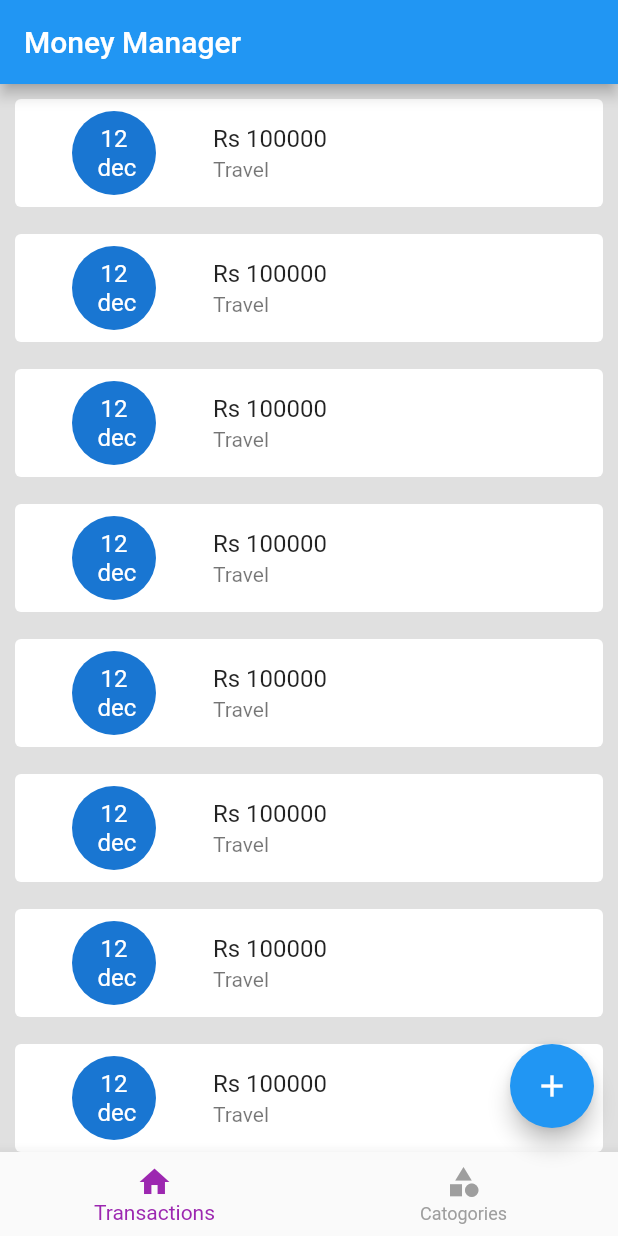
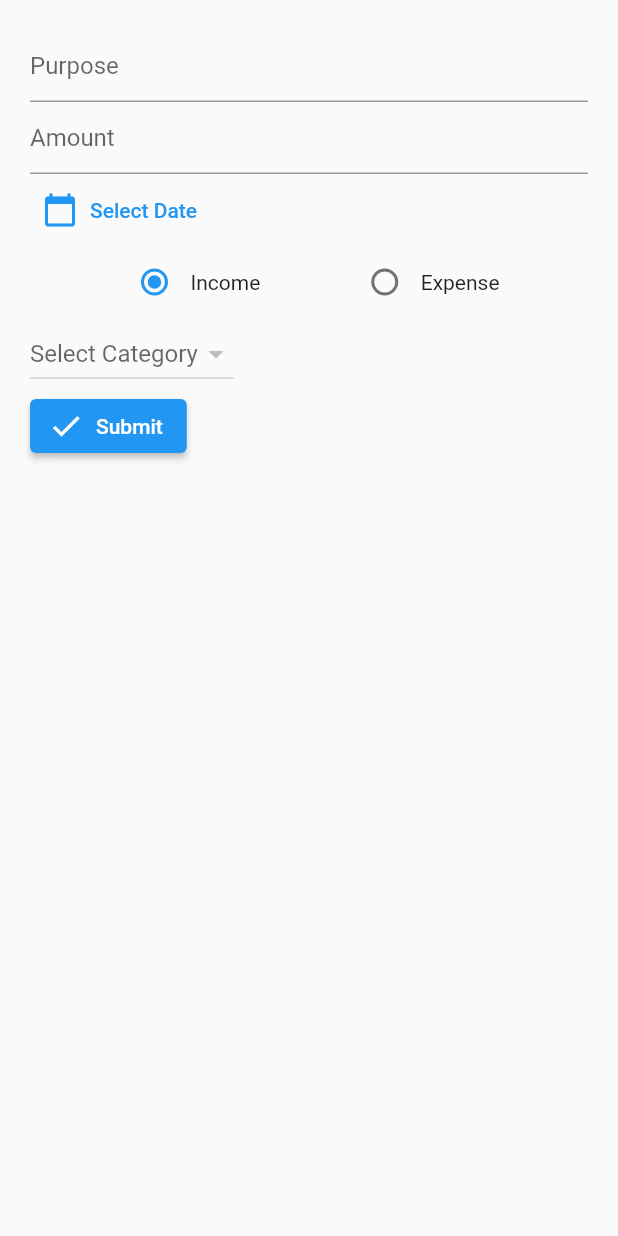
Before and after one commit to abhin2002/Personal_money_management_app, a Flutter app: the screen it shows after launch, after a tap on the "add" icon, on a phone screen of 412 x 824 dp. Run offline on Flutter 3.47's test engine with Material 2 defaults, Android fonts, the phone set to English and light mode, and no system bars; our stand-ins replace hive_flutter; accounts and stored records are empty.

```diff
--- /dev/null
+++ b/lib/db/transactions/transaction_db.dart
@@ -0,0 +1,42 @@
+import 'package:flutter/cupertino.dart';
+import 'package:hive_flutter/hive_flutter.dart';
+import 'package:personal_money_management_app/models/transaction/transaction_model.dart';
+
+const TRANSACTION_DB_NAME = 'transaction-db';
+
+abstract class TransactionDbFunctions{
+  Future<void> addTransaction(Transaction obj);
+  Future<List<Transaction>> getTransactions();
+}
+
+class TransactionDB implements TransactionDbFunctions{
+  TransactionDB._internal();
+
+  static TransactionDB instance = TransactionDB._internal();
+
+  factory TransactionDB(){
+    return instance;
+  }
+
+  ValueNotifier<List<Transaction>> transactionListNotifier =
+    ValueNotifier([]);
+
+  @override
+  Future<void> addTransaction(Transaction obj) async{
+    final _db = await Hive.openBox<Transaction>(TRANSACTION_DB_NAME);
+    await _db .put(obj.id, obj);
+  }
+
+  Future<void> refresh() async{
+    final _list = await getTransactions();
+    transactionListNotifier.value.clear();
+    transactionListNotifier.value.addAll(_list);
+  }
+
+  @override
+  Future<List<Transaction>> getTransactions() async {
+    final _db = await Hive.openBox<Transaction>(TRANSACTION_DB_NAME);
+    return _db.values.toList();
+  }
+
+}
--- a/lib/main.dart
+++ b/lib/main.dart
@@ -1,6 +1,8 @@
 import 'package:flutter/material.dart';
 import 'package:hive_flutter/hive_flutter.dart';
 import 'package:personal_money_management_app/models/category/category_model.dart';
+import 'package:personal_money_management_app/models/transaction/transaction_model.dart';
+import 'package:personal_money_management_app/screens/add_transaction/screen_add_transaction.dart';
 import 'package:personal_money_management_app/screens/home/screen_home.dart';
 
 Future<void> main() async{
@@ -14,6 +16,11 @@ Future<void> main() async{
   if(!Hive.isAdapterRegistered(CategoryModelAdapter().typeId)){
     Hive.registerAdapter(CategoryModelAdapter());
   }
+
+  if(!Hive.isAdapterRegistered(TransactionAdapter().typeId)){
+    Hive.registerAdapter(TransactionAdapter());
+  }
+
   runApp(const MyApp());
 }
 
@@ -38,6 +45,10 @@ class MyApp extends StatelessWidget {
         primarySwatch: Colors.blue,
       ),
       home: const ScreenHome(),
+      routes: {
+        ScreenaddTransaction.routeName:(context)=> const ScreenaddTransaction(),
+
+      },
     );
   }
 }
--- /dev/null
+++ b/lib/models/transaction/transaction_model.dart
@@ -0,0 +1,42 @@
+
+
+
+import 'package:hive_flutter/hive_flutter.dart';
+
+import '../category/category_model.dart';
+part 'transaction_model.g.dart';
+
+@HiveType(typeId: 3)
+class Transaction{
+
+  @HiveField(0)
+  final String purpose;
+
+  @HiveField(1)
+  final double amount;
+
+  @HiveField(2)
+  final DateTime date;
+
+  @HiveField(3)
+  final CategoryType type;
+
+  @HiveField(4)
+  final CategoryModel category;
+
+  @HiveField(5)
+   String? id;
+
+  Transaction({
+    required this.purpose,
+    required this.amount,
+    required this.date,
+    required this.type,
+    required this.category
+  }) {
+    id = DateTime.now().millisecondsSinceEpoch.toString();
+
+  }
+
+
+}
--- /dev/null
+++ b/lib/screens/add_transaction/screen_add_transaction.dart
@@ -0,0 +1,202 @@
+
+import 'package:flutter/material.dart';
+import 'package:flutter/src/widgets/container.dart';
+import 'package:flutter/src/widgets/framework.dart';
+import 'package:personal_money_management_app/db/category/category_db.dart';
+import 'package:personal_money_management_app/db/transactions/transaction_db.dart';
+import 'package:personal_money_management_app/models/category/category_model.dart';
+import 'package:personal_money_management_app/models/transaction/transaction_model.dart';
+
+class ScreenaddTransaction extends StatefulWidget {
+  static const routeName = 'add-transaction';
+  const ScreenaddTransaction({super.key});
+
+  @override
+  State<ScreenaddTransaction> createState() => _ScreenaddTransactionState();
+}
+
+class _ScreenaddTransactionState extends State<ScreenaddTransaction> {
+DateTime? _selectedDate;
+CategoryType? _selectedcetegorytype;
+CategoryModel? _selectedcategoryModel;
+
+String? _categoryID;
+
+final _purposeTextEditingController = TextEditingController();
+final _amountTextEditingController = TextEditingController();
+
+  @override
+  void initState(){
+    _selectedcetegorytype = CategoryType.income;
+    super.initState();
+  }
+
+  //for input dont use list view
+  @override
+  Widget build(BuildContext context) {
+    return Scaffold(
+        body: SafeArea(
+          child: Padding(
+            padding: const EdgeInsets.all(20.0),
+            child: Column(
+              crossAxisAlignment: CrossAxisAlignment.start,
+              children: [
+                //purpose
+                TextFormField(
+                  controller: _purposeTextEditingController,
+                  keyboardType: TextInputType.text,
+                  decoration: const InputDecoration(
+                    hintText: 'Purpose',
+                  ),
+                ),
+                //amount
+                TextFormField(
+                  controller: _amountTextEditingController,
+                  keyboardType: TextInputType.number,
+                  decoration: const InputDecoration(
+                    hintText: 'Amount',
+                  )
+                ),
+
+                //calender
+
+                TextButton.icon(onPressed: () async {
+
+                  final _selectedDateTemp  = await showDatePicker(
+                    context: context,
+                    initialDate: DateTime.now(),
+                    firstDate: DateTime.now().subtract(const Duration(days: 30)),
+                    lastDate: DateTime.now(),
+                  );
+
+                  if(_selectedDateTemp == null){
+                    return;
+                  }else{
+                    print(_selectedDateTemp.toString());
+                    setState(() {
+                      _selectedDate = _selectedDateTemp;
+                    });
+
+                  }
+                },
+                icon: const Icon(Icons.calendar_today),
+                label:  Text(_selectedDate == null ?'Select Date' : _selectedDate!.toString()),
+                ),
+
+                //input or expense
+                  Row(
+                    mainAxisAlignment: MainAxisAlignment.spaceEvenly,
+                    children: [
+                      Row(
+                        children: [
+                          Radio(
+                            value: CategoryType.income,
+                            groupValue: _selectedcetegorytype,
+                            onChanged: (newValue) {
+                              setState(() {
+                                _selectedcetegorytype = CategoryType.income;
+                                _categoryID = null;
+                              });
+
+                            },
+
+                          ),
+                          Text('Income'),
+                        ],
+                      ),
+
+                      Row(
+                        children: [
+                          Radio(
+                            value: CategoryType.expense,
+                            groupValue: _selectedcetegorytype,
+                            onChanged: (newValue) {
+                              setState(() {
+                                _selectedcetegorytype = CategoryType.expense;
+                                _categoryID = null;
+                              });
+
+                            },
+                          ),
+                          Text('Expense'),
+                        ],
+                      ),
+                    ],
+                  ),
+
+              //category type
+              DropdownButton(
+                hint: const Text('Select Category'),
+                value: _categoryID,
+                items: (_selectedcetegorytype == CategoryType.income?
+                  CategoryDB().incomeCategoryListListener
+                : CategoryDB().expenseCategoryListListener)
+                .value.map((e) {
+                  return DropdownMenuItem(
+                    value: e.id,
+                    child: Text(e.name),
+                    onTap: () {
+                      _selectedcategoryModel = e;
+                    },
+                  );
+                }).toList(),
+                onChanged: (selectedValue) {
+                  setState(() {
+                    _categoryID = selectedValue;
+                  });
+                },
+              ),
+
+              //submit
+
+              ElevatedButton.icon(
+                onPressed: () {},
+                icon: Icon(Icons.check),
+                label: Text('Submit'),
+              ),
+
+              ],
+            ),
+          )
+        ),
+      );
+  }
+
+  Future<void> addTransaction() async {
+    final _purposeText = _purposeTextEditingController.text;
+    final _amountText = _amountTextEditingController.text;
+    if(_purposeText.isEmpty){
+      return;
+    }
+    if(_categoryID == null){
+      return;
+    }
+    if(_amountText.isEmpty){
+      return;
+    }
+    if(_selectedDate == null){
+      return;
+    }
+
+    if(_selectedcategoryModel == null){
+      return;
+    }
+
+    final _parsedAmount = double.tryParse(_amountText);
+    if(_parsedAmount == null){
+      return;
+    }
+    //_selectedDate
+    //_selectedcetegorytype
+
+    final _model =Transaction(
+      purpose: _purposeText,
+      amount: _parsedAmount,
+      date: _selectedDate!,
+      type: _selectedcetegorytype!,
+      category: _selectedcategoryModel!,
+    );
+
+    TransactionDB.instance.addTransaction(_model);
+  }
+}
--- a/lib/screens/home/screen_home.dart
+++ b/lib/screens/home/screen_home.dart
@@ -4,6 +4,7 @@ import 'package:flutter/src/widgets/framework.dart';
 import'package:flutter/material.dart';
 import 'package:personal_money_management_app/db/category/category_db.dart';
 import 'package:personal_money_management_app/models/category/category_model.dart';
+import 'package:personal_money_management_app/screens/add_transaction/screen_add_transaction.dart';
 import 'package:personal_money_management_app/screens/category/category_add_popup.dart';
 import 'package:personal_money_management_app/screens/category/screen_catogory.dart';
 import 'package:personal_money_management_app/screens/home/widgets/bottom_navigation.dart';
@@ -38,6 +39,7 @@ class ScreenHome extends StatelessWidget {
           onPressed: (){
             if(selectedIndexNotifier.value ==0){
               print("Add transactions");
+              Navigator.of(context).pushNamed(ScreenaddTransaction.routeName);
             }
             else{
               print("Add catogy");
--- a/lib/screens/transactions/screen_transaction.dart
+++ b/lib/screens/transactions/screen_transaction.dart
@@ -1,13 +1,22 @@
 import'package:flutter/material.dart';
+import 'package:personal_money_management_app/db/transactions/transaction_db.dart';
+
+import '../../models/transaction/transaction_model.dart';
 
 class ScreenTransactions extends StatelessWidget {
   const ScreenTransactions({super.key});
 
   @override
   Widget build(BuildContext context) {
-    return ListView.separated(
+    TransactionDB.instance.refresh();
+    return ValueListenableBuilder(
+      valueListenable: TransactionDB.instance.transactionListNotifier,
+      builder: (BuildContext context, List<Transaction> newList, Widget? _) {
+        ListView.separated(
       padding: const EdgeInsets.all(6),
-      itemBuilder: (ctx, insex){
+      //values
+      itemBuilder: (ctx, index){
+        final _value = newList[index];
         return const Card(
           elevation: 0,
           child:ListTile(
@@ -28,7 +37,9 @@ class ScreenTransactions extends StatelessWidget {
         return const SizedBox(height: 10,);
 
       },
-      itemCount: 10
+      itemCount: newList.length,
+    );
+      }
     );
   }
 }
```
Also changed, not shown: lib/models/transaction/transaction_model.g.dart (added).
